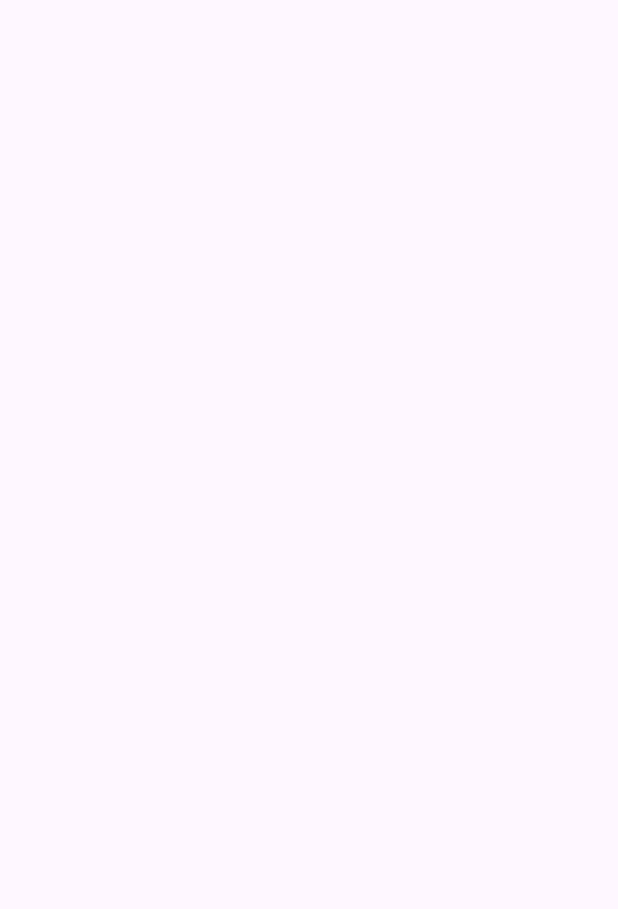
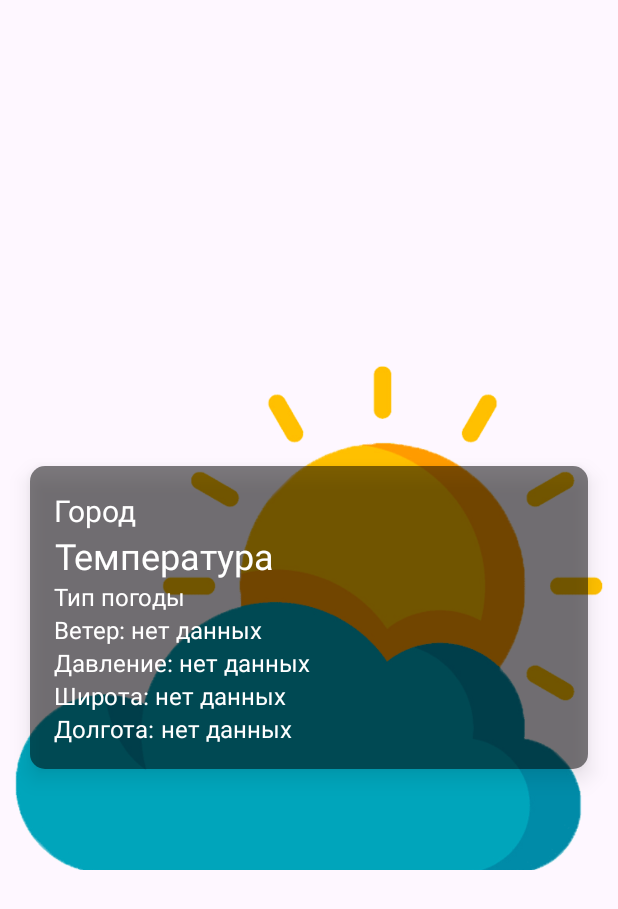
Before and after one commit to antsently/YourWeather, an Android app: the screen it shows after launch (GlobalWeather), on a phone screen of 412 x 824 dp. Before the commit the part shown is empty. Shown: the top 909 px of the screen. Run offline under Robolectric (Android 15) with nearby library versions, the phone set to English and light mode, and no system bars.

Commit message:
Осмысли проект дурень!

```diff
--- a/app/src/main/java/com/app/yourWeather/GlobalWeather.java
+++ b/app/src/main/java/com/app/yourWeather/GlobalWeather.java
@@ -1,237 +1,14 @@
 package com.app.yourWeather;
 
-import android.Manifest;
-import android.content.Context;
-import android.content.Intent;
-import android.content.pm.PackageManager;
-import android.location.Location;
-import android.location.LocationListener;
-import android.location.LocationManager;
-import android.net.Uri;
+import androidx.appcompat.app.AppCompatActivity;
+
 import android.os.Bundle;
-import android.provider.Settings;
-import android.util.Log;
-import android.util.Pair;
-import android.view.View;
-import android.widget.ImageView;
-import android.widget.ProgressBar;
-import android.widget.TextView;
-import androidx.annotation.NonNull;
-import androidx.appcompat.app.AlertDialog;
-import androidx.appcompat.app.AppCompatActivity;
-import androidx.core.app.ActivityCompat;
-import androidx.core.content.ContextCompat;
 
-import com.bumptech.glide.Glide;
-
-import java.util.HashMap;
-import java.util.Map;
-
-import retrofit2.Call;
-import retrofit2.Callback;
-import retrofit2.Response;
-import retrofit2.Retrofit;
-import retrofit2.converter.gson.GsonConverterFactory;
-
-public class GlobalWeather extends AppCompatActivity implements LocationListener {
-
-    private TextView locationTextView;
-    private TextView temperatureTextView;
-    private TextView weatherTypeTextView;
-    private ImageView weatherImageView;
-    private ProgressBar progressBar;
-
-    private static final String BASE_URL = "https://api.openweathermap.org/data/2.5/";
-    private static final String API_KEY = "064b58d59c738d8cff7324094ae5e0cd";
-
-    private static final int REQUEST_LOCATION_PERMISSION = 1;
+public class GlobalWeather extends AppCompatActivity {
 
     @Override
     protected void onCreate(Bundle savedInstanceState) {
         super.onCreate(savedInstanceState);
         setContentView(R.layout.activity_global_weather);
-
-        locationTextView = findViewById(R.id.location);
-        temperatureTextView = findViewById(R.id.temperature);
-        weatherTypeTextView = findViewById(R.id.weatherType);
-        weatherImageView = findViewById(R.id.weatherPicture);
-        progressBar = findViewById(R.id.progressBar);
-
-        // Проверяем, есть ли у нас разрешение на доступ к местоположению
-        if (ContextCompat.checkSelfPermission(this, Manifest.permission.ACCESS_FINE_LOCATION) != PackageManager.PERMISSION_GRANTED) {
-            // Если нет, то запрашиваем у пользователя разрешение
-            ActivityCompat.requestPermissions(this, new String[]{Manifest.permission.ACCESS_FINE_LOCATION}, REQUEST_LOCATION_PERMISSION);
-        } else {
-            // Если разрешение уже предоставлено, выполняем необходимые действия
-            getLocation();
-        }
     }
-
-    @Override
-    public void onRequestPermissionsResult(int requestCode, @NonNull String[] permissions, @NonNull int[] grantResults) {
-        super.onRequestPermissionsResult(requestCode, permissions, grantResults);
-
-        if (requestCode == REQUEST_LOCATION_PERMISSION) {
-            if (grantResults.length > 0 && grantResults[0] == PackageManager.PERMISSION_GRANTED) {
-                // Разрешение получено, выполняем необходимые действия
-                getLocation();
-            } else {
-                // Разрешение не предоставлено, обрабатываем ситуацию
-                // Можете показать пользователю сообщение о том, что без разрешения GPS приложение не сможет корректно работать
-                showLocationPermissionError();
-            }
-        }
-    }
-
-    // Дополнительный метод для отображения сообщения об ошибке и кнопки "Включить GPS"
-    private void showLocationPermissionError() {
-        AlertDialog.Builder builder = new AlertDialog.Builder(this);
-        builder.setTitle("Ошибка доступа к местоположению");
-        builder.setMessage("Для корректной работы приложения необходим доступ к местоположению. Пожалуйста, предоставьте разрешение в настройках приложения.");
-        builder.setPositiveButton("Включить GPS", (dialog, which) -> {
-            // Здесь можно добавить код для перехода в настройки приложения
-            Intent intent = new Intent(Settings.ACTION_APPLICATION_DETAILS_SETTINGS, Uri.parse("package:" + getPackageName()));
-            startActivity(intent);
-        });
-        builder.setNegativeButton("Отмена", (dialog, which) -> {
-            // Здесь можно добавить код для обработки отказа пользователя
-        });
-        builder.show();
-    }
-
-    private void getLocation() {
-        LocationManager locationManager = (LocationManager) getSystemService(Context.LOCATION_SERVICE);
-
-        // Проверяем, есть ли у нас разрешение на доступ к местоположению
-        if (ContextCompat.checkSelfPermission(this, Manifest.permission.ACCESS_FINE_LOCATION) == PackageManager.PERMISSION_GRANTED
-                && ActivityCompat.checkSelfPermission(this, Manifest.permission.ACCESS_COARSE_LOCATION) == PackageManager.PERMISSION_GRANTED) {
-
-            // Попытка получить текущее местоположение с использованием LocationListener
-            locationManager.requestLocationUpdates(LocationManager.GPS_PROVIDER, 0, 0, this);
-
-            // Если координаты не будут получены через LocationListener, вы можете использовать getLastKnownLocation
-            Location lastKnownLocation = locationManager.getLastKnownLocation(LocationManager.GPS_PROVIDER);
-            if (lastKnownLocation != null) {
-                handleLocation(lastKnownLocation);
-            } else {
-                Log.e("WeatherDebug", "Last known location is null");
-                // Если координаты не доступны, можно использовать значения по умолчанию
-                getWeather(0.0, 0.0);
-            }
-        }
-    }
-
-    private void handleLocation(Location location) {
-        double latitude = location.getLatitude();
-        double longitude = location.getLongitude();
-
-        Log.d("WeatherDebug", "Latitude: " + latitude);
-        Log.d("WeatherDebug", "Longitude: " + longitude);
-
-        // Вызываем метод для получения погоды
-        getWeather(latitude, longitude);
-    }
-
-    @Override
-    public void onLocationChanged(@NonNull Location location) {
-        // Получено новое местоположение через LocationListener
-        handleLocation(location);
-
-        // Прекращаем прослушивание местоположения, чтобы избежать постоянных обновлений
-        LocationManager locationManager = (LocationManager) getSystemService(Context.LOCATION_SERVICE);
-        locationManager.removeUpdates(this);
-    }
-
-    // Другие методы интерфейса LocationListener, которые могут понадобиться вам
-    @Override
-    public void onStatusChanged(String provider, int status, Bundle extras) {
-    }
-
-    @Override
-    public void onProviderEnabled(@NonNull String provider) {
-    }
-
-    @Override
-    public void onProviderDisabled(@NonNull String provider) {
-    }
-
-    private void getWeather(double latitude, double longitude) {
-
-        TextView latitudeTextView = findViewById(R.id.latitude);
-        TextView longitudeTextView = findViewById(R.id.longitude);
-
-        latitudeTextView.setText(String.format("%.6f", latitude));
-        longitudeTextView.setText(String.format("%.6f", longitude));
-
-        Retrofit retrofit = new Retrofit.Builder()
-                .baseUrl(BASE_URL)
-                .addConverterFactory(GsonConverterFactory.create())
-                .build();
-
-        WeatherService weatherService = retrofit.create(WeatherService.class);
-        Call<WeatherResponse> call = weatherService.getWeather(latitude, longitude, API_KEY, "ru"); // Указываем язык "ru" для русского
-
-        call.enqueue(new Callback<WeatherResponse>() {
-            @Override
-            public void onResponse(@NonNull Call<WeatherResponse> call, @NonNull Response<WeatherResponse> response) {
-                progressBar.setVisibility(View.GONE);
-
-                if (response.isSuccessful()) {
-                    WeatherResponse weatherResponse = response.body();
-
-                    if (weatherResponse != null) {
-                        locationTextView.setText(weatherResponse.getCityName());
-
-                        // Преобразование температуры из Кельвинов в градусы Цельсия
-                        float temperatureKelvin = weatherResponse.getMain().getTemperature();
-                        float temperatureCelsius = temperatureKelvin - 273.15f;
-                        temperatureTextView.setText(String.format("%.1f°C", temperatureCelsius));
-
-                        String weatherType = setWeatherData(weatherResponse.getWeather()[0].getWeatherType());
-                        weatherTypeTextView.setText(weatherType);
-
-                        Log.d("WeatherDebug", "City: " + weatherResponse.getCityName());
-                        Log.d("WeatherDebug", "Temperature: " + weatherResponse.getMain().getTemperature());
-                        Log.d("WeatherDebug", "Weather Type: " + weatherResponse.getWeather()[0].getWeatherType());
-
-                        // После успешного получения данных изменяем видимость элементов
-                        findViewById(R.id.frameLayout).setVisibility(View.VISIBLE);
-                    } else {
-                        Log.e("WeatherError", "Failed to get weather data. Code: " + response.code());
-                    }
-                }
-            }
-
-            @Override
-            public void onFailure(@NonNull Call<WeatherResponse> call, @NonNull Throwable t) {
-                // Обработка ошибок
-                progressBar.setVisibility(View.GONE);
-            }
-        });
-    }
-
-    private String setWeatherData(String weatherType) {
-        // Маппинг типов погоды на соответствующие ресурсы изображений и текст
-        Map<String, Pair<Integer, String>> weatherData = new HashMap<>();
-        weatherData.put("Clear", new Pair<>(R.drawable.clear, "Ясно"));
-        weatherData.put("Clouds", new Pair<>(R.drawable.cloud, "Облачно"));
-        weatherData.put("Mist", new Pair<>(R.drawable.mist, "Туман"));
-        weatherData.put("Rain", new Pair<>(R.drawable.rain, "Дождь"));
-        weatherData.put("Snow", new Pair<>(R.drawable.snow, "Снег"));
-
-        // Получение данных из маппинга
-        Pair<Integer, String> data = weatherData.getOrDefault(weatherType, new Pair<>(R.drawable.clear, "Неопределенно"));
-        int imageResource = data.first;
-        String translatedWeatherType = data.second;
-
-        // Установка изображения
-        Glide.with(this).load(imageResource).into(weatherImageView);
-
-        // Установка текста
-        weatherTypeTextView.setText(translatedWeatherType);
-
-        // Возвращаем строку с типом погоды
-        return translatedWeatherType;
-    }
-
 }
--- a/app/src/main/java/com/app/yourWeather/WeatherService.java
+++ /dev/null
@@ -1,15 +0,0 @@
-package com.app.yourWeather;
-
-import retrofit2.Call;
-import retrofit2.http.GET;
-import retrofit2.http.Query;
-
-public interface WeatherService {
-    @GET("weather")
-    Call<WeatherResponse> getWeather(
-            @Query("lat") double latitude,
-            @Query("lon") double longitude,
-            @Query("appid") String apiKey,
-            @Query("lang") String lang
-    );
-}
--- a/app/src/main/res/layout/activity_global_weather.xml
+++ b/app/src/main/res/layout/activity_global_weather.xml
@@ -15,8 +15,7 @@
         app:layout_constraintBottom_toBottomOf="parent"
         app:layout_constraintEnd_toEndOf="parent"
         app:layout_constraintStart_toStartOf="parent"
-        app:layout_constraintTop_toTopOf="parent"
-        android:visibility="gone">
+        app:layout_constraintTop_toTopOf="parent">
 
         <ImageView
             android:id="@+id/weatherPicture"
@@ -74,6 +73,52 @@
                 android:orientation="horizontal">
 
                 <TextView
+                    android:layout_width="wrap_content"
+                    android:layout_height="wrap_content"
+                    android:text="Ветер: "
+                    android:textColor="@android:color/white"
+                    android:textSize="16sp" />
+
+                <TextView
+                    android:id="@+id/windValue"
+                    android:layout_width="wrap_content"
+                    android:layout_height="wrap_content"
+                    android:text="нет данных"
+                    android:textColor="@android:color/white"
+                    android:textSize="16sp" />
+
+            </LinearLayout>
+
+            <LinearLayout
+                android:layout_width="match_parent"
+                android:layout_height="wrap_content"
+                android:gravity="center_vertical"
+                android:orientation="horizontal">
+
+                <TextView
+                    android:layout_width="wrap_content"
+                    android:layout_height="wrap_content"
+                    android:text="Давление: "
+                    android:textColor="@android:color/white"
+                    android:textSize="16sp" />
+
+                <TextView
+                    android:id="@+id/pressureValue"
+                    android:layout_width="wrap_content"
+                    android:layout_height="wrap_content"
+                    android:text="нет данных"
+                    android:textColor="@android:color/white"
+                    android:textSize="16sp" />
+
+            </LinearLayout>
+
+            <LinearLayout
+                android:layout_width="match_parent"
+                android:layout_height="wrap_content"
+                android:gravity="center_vertical"
+                android:orientation="horizontal">
+
+                <TextView
                     android:id="@+id/latitudeTitle"
                     android:layout_width="wrap_content"
                     android:layout_height="wrap_content"
@@ -85,7 +130,7 @@
                     android:id="@+id/latitude"
                     android:layout_width="wrap_content"
                     android:layout_height="wrap_content"
-                    android:text="неизвестно"
+                    android:text="нет данных"
                     android:textAlignment="center"
                     android:textColor="@android:color/white"
                     android:textSize="16sp" />
@@ -110,20 +155,13 @@
                     android:id="@+id/longitude"
                     android:layout_width="wrap_content"
                     android:layout_height="wrap_content"
-                    android:text="неизвестно"
+                    android:text="нет данных"
                     android:textAlignment="center"
                     android:textColor="@android:color/white"
                     android:textSize="16sp" />
 
             </LinearLayout>
         </LinearLayout>
-
-        <ProgressBar
-            android:id="@+id/progressBar"
-            android:layout_width="wrap_content"
-            android:layout_height="wrap_content"
-            android:layout_gravity="center" />
-
     </FrameLayout>
 
 
```
Also changed, not shown: app/src/main/AndroidManifest.xml (+4 -4 lines), app/src/main/java/com/app/yourWeather/Main.java (deleted, +0 -12 lines), app/src/main/java/com/app/yourWeather/Weather.java (deleted, +0 -12 lines), app/src/main/java/com/app/yourWeather/WeatherApiClient.java (added, +24 -0 lines), app/src/main/java/com/app/yourWeather/WeatherData.java (added, +13 -0 lines), app/src/main/java/com/app/yourWeather/WeatherResponse.java (deleted, +0 -26 lines).
